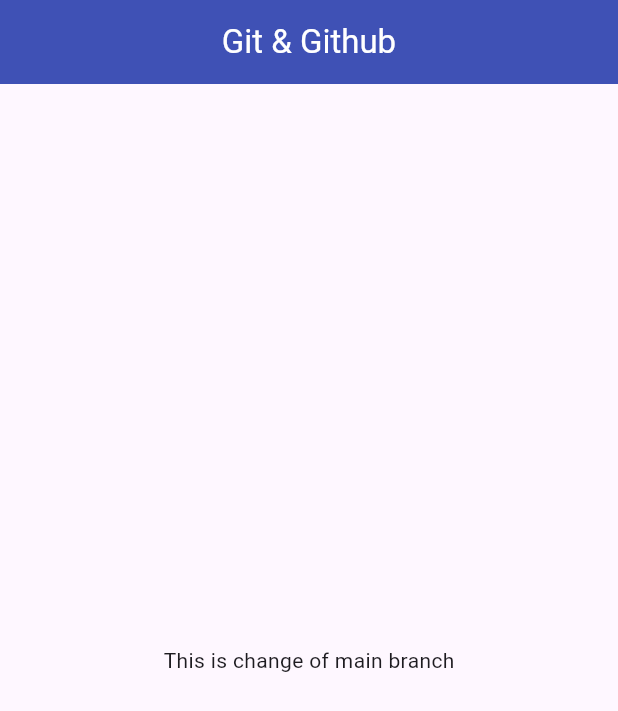
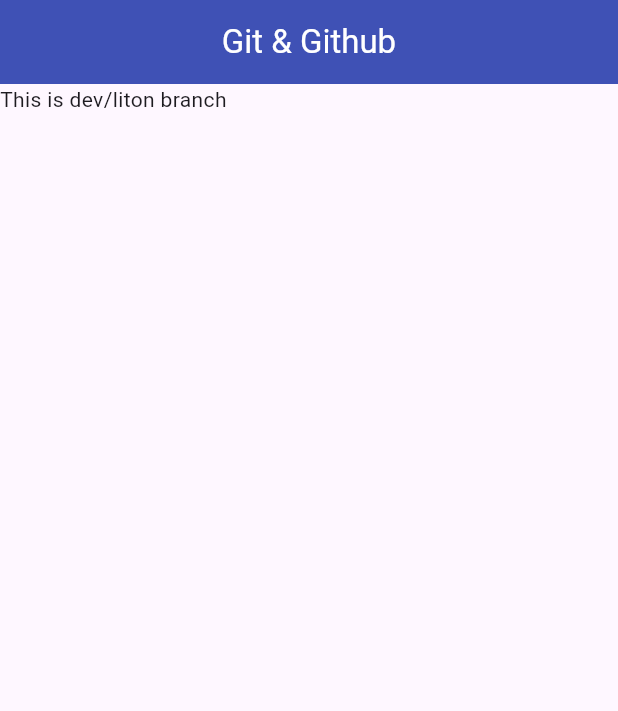
Before and after one commit to mardy-cse/git-test-2, a Flutter app: the screen it shows after launch, on a phone screen of 412 x 824 dp. Shown: the top 711 px of the screen. Run offline on Flutter 3.47's test engine with Material 3 defaults, Android fonts, the phone set to English and light mode, and no system bars.

Commit message:
changing on liton branch

```diff
--- a/lib/home_screen.dart
+++ b/lib/home_screen.dart
@@ -10,8 +10,12 @@ class HomeScreen extends StatelessWidget {
         centerTitle: true,
         backgroundColor: Colors.indigo,
       ),
-      body: Center(
-        child: Text('This is change of main branch'),
+      body: Container(
+        child: Column(
+          children: [
+            Text('This is dev/liton branch')
+          ],
+        ),
       )
     );
   }
```
